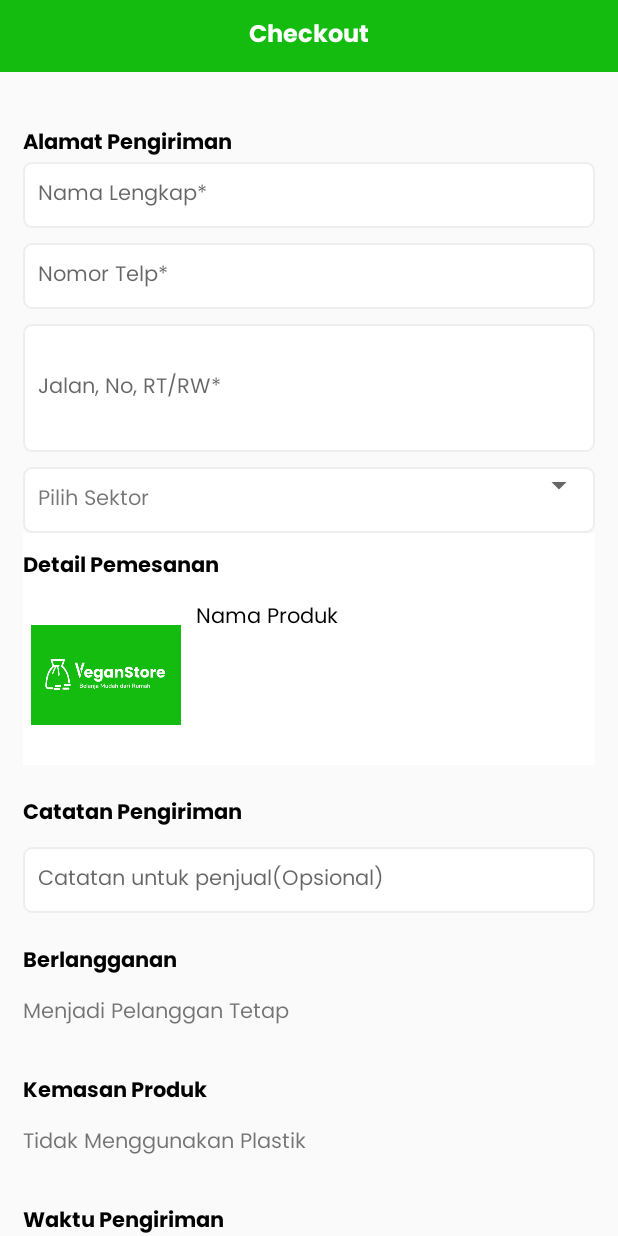
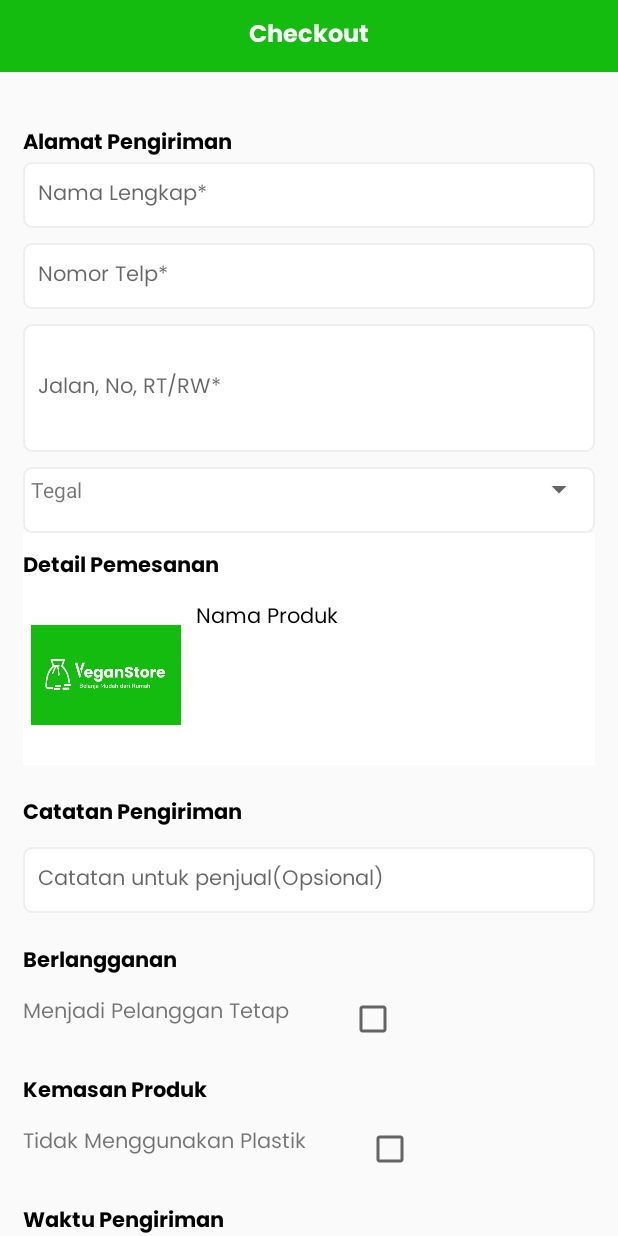
Before and after one commit to misskecupbung/VeganStoreAndroid, an Android app: the CheckoutActivity screen opened directly, with no data from a screen before it, on a phone screen of 412 x 824 dp. Run offline under Robolectric (Android 15) with nearby library versions, the light colour scheme and no system bars; our stand-ins replace Room's generated code; libraries missing offline, so code that uses them is left out: com.tapadoo.alerter; 1 statement that could not run was skipped.

Commit message:
mengubah checkout logic 3

```diff
--- a/app/src/main/java/com/inyongtisto/tokoonline/activity/CheckoutActivity.kt
+++ b/app/src/main/java/com/inyongtisto/tokoonline/activity/CheckoutActivity.kt
@@ -1,15 +1,20 @@
 package com.inyongtisto.tokoonline.activity
 
+import android.annotation.SuppressLint
 import android.content.Intent
 import androidx.appcompat.app.AppCompatActivity
 import android.os.Bundle
 import android.view.View
+import android.widget.AdapterView
+import android.widget.ArrayAdapter
 import android.widget.Toast
 import com.inyongtisto.tokoonline.MainActivity
 import com.inyongtisto.tokoonline.R
 import com.inyongtisto.tokoonline.helper.Helper
+import com.inyongtisto.tokoonline.helper.SharedPref
 import com.inyongtisto.tokoonline.room.MyDatabase
 import com.tapadoo.alerter.Alerter
+import kotlinx.android.synthetic.main.activity_list_alamat.*
 import kotlinx.android.synthetic.main.activity_masuk.*
 import kotlinx.android.synthetic.main.activity_pengiriman.*
 
@@ -23,7 +28,7 @@ class CheckoutActivity : AppCompatActivity() {
         setContentView(R.layout.activity_pengiriman)
         myDb = MyDatabase.getInstance(this)!!
 
-        btn_bayar.setOnClickListener{
+        btn_bayar.setOnClickListener {
             Alerter.create(this)
             Alerter.create(this)
                 .setTitle("Yay! Pesananmu sedang kami proses :)")
@@ -31,18 +36,71 @@ class CheckoutActivity : AppCompatActivity() {
                 .setBackgroundColorRes(R.color.colorPrimaryVegan)
                 .setDuration(7000)
                 .setOnClickListener(View.OnClickListener {
-                    Toast.makeText(applicationContext, "Notification clicked", Toast.LENGTH_SHORT).show()
+                    Toast.makeText(applicationContext, "Notification clicked", Toast.LENGTH_SHORT)
+                        .show()
 
                 })
-
                 .show()
+            //bayar()
         }
+        totalHarga = Integer.valueOf(intent.getStringExtra("extra")!!)
+        tv_totalBelanja.text = Helper().gantiRupiah(totalHarga)
+        setSpinnerSektor()
+        setSpinnerWaktuKirim()
 
     }
 
+    //spinner sektor kota
+    fun setSpinnerSektor() {
+        val arryString = ArrayList<String>()
+        arryString.add("Tegal")
+        arryString.add("Garut")
+        arryString.add("Purwokerto")
 
+        val adapter = ArrayAdapter<Any>(this, R.layout.item_spinner, arryString.toTypedArray())
+        adapter.setDropDownViewResource(android.R.layout.simple_spinner_dropdown_item)
+        spinner_kota.adapter = adapter
+        spinner_kota.onItemSelectedListener = object : AdapterView.OnItemSelectedListener {
+            override fun onNothingSelected(parent: AdapterView<*>?) {
 
+            }
 
+            override fun onItemSelected(
+                parent: AdapterView<*>?,
+                view: View?,
+                position: Int,
+                id: Long
+            ) {
+                //if (position != 0) {
+                //  getOngkir(spinner_kota.selectedItem.toString())
+            }
+        }
+    }
 
+    //spinner waktu kirim
+    fun setSpinnerWaktuKirim() {
+        val arryString = ArrayList<String>()
+        arryString.add("Pagi Hari (09.00 WIB - 11.00 WIB)")
+        arryString.add("Siang Hari (13.00 WIB - 15.00 WIB)")
+        arryString.add("Sore Hari (16.00 WIB - 17.00 WIB)")
 
+        val adapter = ArrayAdapter<Any>(this, R.layout.item_spinner, arryString.toTypedArray())
+        adapter.setDropDownViewResource(android.R.layout.simple_spinner_dropdown_item)
+        spinner_waktu_kirim.adapter = adapter
+        spinner_waktu_kirim.onItemSelectedListener = object : AdapterView.OnItemSelectedListener {
+            override fun onNothingSelected(parent: AdapterView<*>?) {
+
+            }
+
+            override fun onItemSelected(
+                parent: AdapterView<*>?,
+                view: View?,
+                position: Int,
+                id: Long
+            ) {
+                //if (position != 0) {
+                //  getOngkir(spinner_kota.selectedItem.toString())
+            }
+        }
+    }
 }
--- a/app/src/main/res/layout/activity_pengiriman.xml
+++ b/app/src/main/res/layout/activity_pengiriman.xml
@@ -166,7 +166,6 @@
                     android:layout_height="wrap_content"
                     android:layout_margin="10dp"
                     android:background="@null"
-                    android:text="@string/pilih_sektor"
                     android:textSize="14dp"
                     android:fontFamily="@font/poppins_regular"/>
 
@@ -350,7 +349,7 @@
                 android:id="@+id/checkBox"
                 android:layout_width="wrap_content"
                 android:layout_height="wrap_content"
-                android:layout_marginLeft="200dp"/>
+                android:layout_marginLeft="40dp"/>
         </LinearLayout>
 
             <TextView
@@ -377,7 +376,7 @@
                     android:id="@+id/checkBox1"
                     android:layout_width="wrap_content"
                     android:layout_height="wrap_content"
-                    android:layout_marginLeft="200dp"/>
+                    android:layout_marginLeft="40dp"/>
             </LinearLayout>
 
             <TextView
@@ -420,7 +419,6 @@
                     android:layout_height="wrap_content"
                     android:layout_margin="10dp"
                     android:background="@null"
-                    android:text="@string/waktu_pengiriman"
                     android:textSize="14dp"
                     android:fontFamily="@font/poppins_regular"/>
                 <Spinner
@@ -434,9 +432,10 @@
                 android:layout_height="wrap_content"
                 android:layout_marginTop="10dp"
                 android:text="@string/rekap_belanja"
-                android:textColor="@color/colorPrimary"
+                android:textColor="@color/colorBlack"
                 android:textSize="14dp"
-                android:textStyle="bold" />
+                android:textStyle="bold"
+                android:fontFamily="@font/poppins_bold"/>
 
             <androidx.cardview.widget.CardView
                 android:layout_width="match_parent"
@@ -458,7 +457,7 @@
                         <TextView
                             android:layout_width="wrap_content"
                             android:layout_height="wrap_content"
-                            android:text="string/total_belanja"
+                            android:text="@string/total_belanja"
                             android:textColor="@color/colorBlack"
                             android:fontFamily="@font/poppins_bold"/>
 
@@ -487,8 +486,9 @@
                         <TextView
                             android:layout_width="wrap_content"
                             android:layout_height="wrap_content"
-                            android:text="string/biaya_pengiriman"
-                            android:textColor="@color/colorPrimary" />
+                            android:text="@string/biaya_pengiriman"
+                            android:textColor="@color/colorPrimary"
+                            android:fontFamily="@font/poppins_regular"/>
 
                         <TextView
                             android:id="@+id/tv_ongkir"
@@ -515,7 +515,9 @@
                             android:layout_width="wrap_content"
                             android:layout_height="wrap_content"
                             android:text="@string/total"
-                            android:textColor="@color/colorPrimary" />
+                            android:textColor="@color/colorBlack"
+                            android:fontFamily="@font/poppins_bold"
+                            android:textSize="13sp"/>
 
                         <TextView
                             android:id="@+id/tv_total"
```
